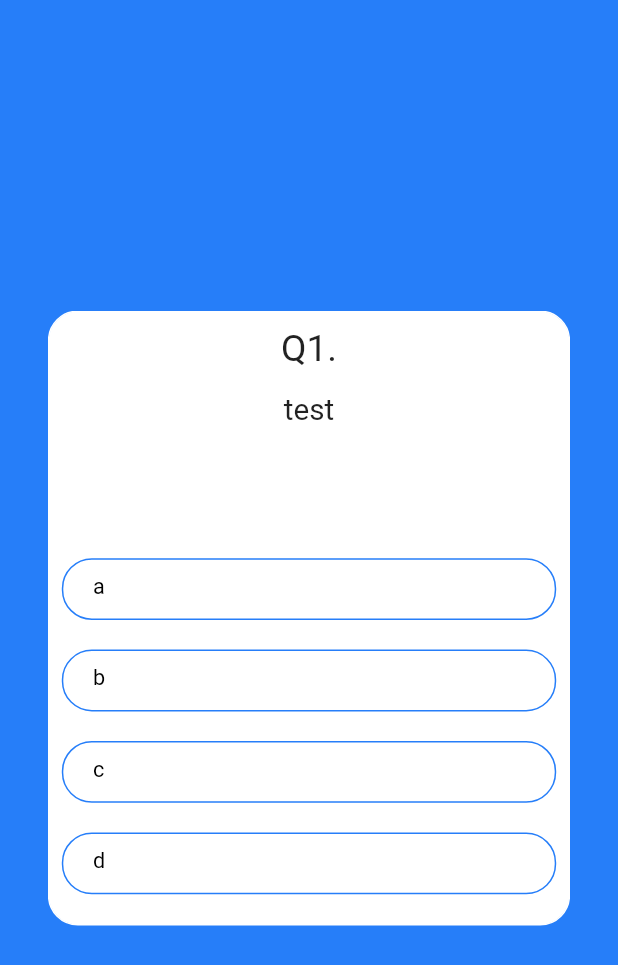
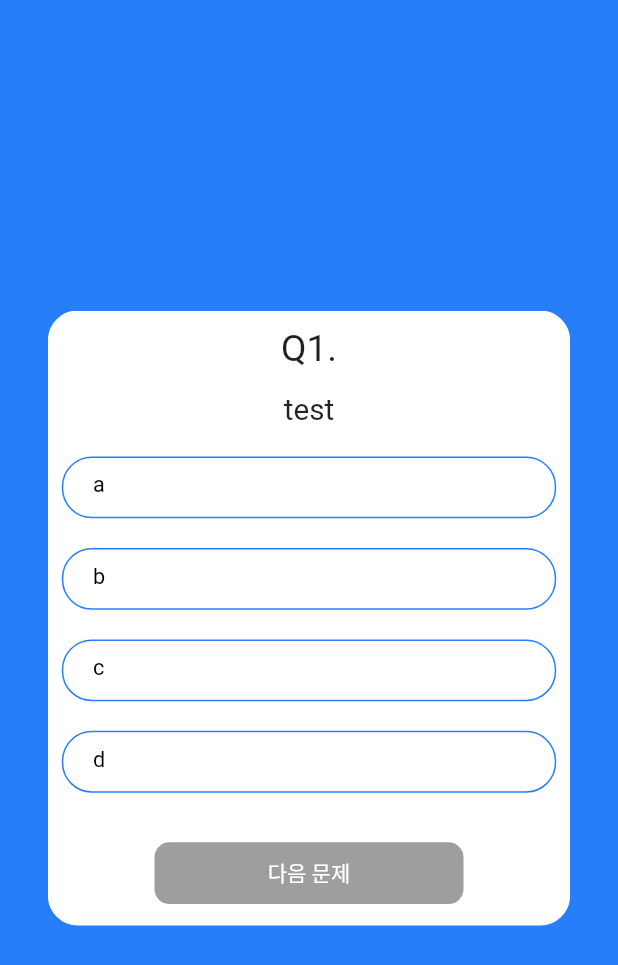
Before and after one commit to Kim-tang2/WINK-quiz, a Flutter app: the screen it shows after launch, after a tap on "문제 풀기", on a phone screen of 412 x 824 dp. Shown: the top 965 px of the screen. Run offline on Flutter 3.47's test engine with Material 2 defaults, Android fonts, the phone set to English and light mode, and no system bars; drawn by our look-alikes of auto_size_text; our stand-ins replace flutter_swiper; Roboto replaces fonts that are missing (NotoSans-Bold, NotoSans-Regular).

Commit message:
Feature quiz function

```diff
--- a/wink_quiz/lib/screens/quiz_screen.dart
+++ b/wink_quiz/lib/screens/quiz_screen.dart
@@ -18,6 +18,14 @@ class _QuizScreenState extends State<QuizScreen> {
   List<int> _answers = [-1, -1, -1];
   List<bool> _answerState = [false, false, false, false];
   int _currentIndex = 0;
+  SwiperController _controller = SwiperController();
+
+  @override
+  void dispose() {
+    // TODO: implement dispose
+    _controller.dispose();
+    super.dispose();
+  }
 
   @override
   Widget build(BuildContext context) {
@@ -37,6 +45,7 @@ class _QuizScreenState extends State<QuizScreen> {
             width: width * 0.85,
             height: height * 0.5,
             child: Swiper(
+              controller: _controller,
               physics: NeverScrollableScrollPhysics(),
               loop: false,
               itemCount: widget.quizs.length,
@@ -88,6 +97,42 @@ class _QuizScreenState extends State<QuizScreen> {
           Column(
             children: _buildProblem(width, quiz),
           ),
+          Container(
+            padding: EdgeInsets.all(width * 0.024),
+            child: Center(
+              child: ButtonTheme(
+                minWidth: width * 0.5,
+                height: height * 0.05,
+                shape: RoundedRectangleBorder(
+                  borderRadius: BorderRadius.circular(10),
+                ),
+                child: RaisedButton(
+                  onPressed: _answers[_currentIndex] == -1
+                      ? null
+                      : () {
+                          if (_currentIndex == widget.quizs.length - 1) {
+                            return null;
+                          } else {
+                            _answerState = [false, false, false, false];
+                            _currentIndex += 1;
+                            _controller.next();
+                          }
+                        },
+                  textColor: Colors.white,
+                  color: mainColor,
+                  child: _currentIndex == widget.quizs.length - 1
+                      ? Text(
+                          "결과 확인",
+                          style: TextStyle(fontFamily: 'NotoSans-Regular'),
+                        )
+                      : Text(
+                          "다음 문제",
+                          style: TextStyle(fontFamily: 'NotoSans-Regular'),
+                        ),
+                ),
+              ),
+            ),
+          ),
         ],
       ),
     );
```
